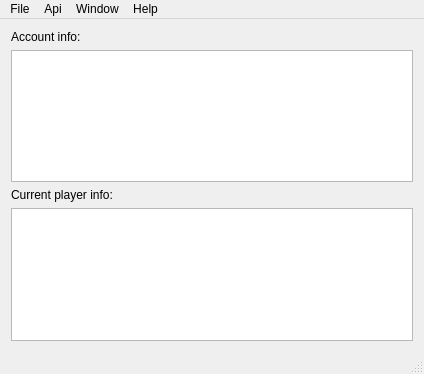
Before: the Qt Designer form gw2things/overview.ui in mkalte666/gw2things, drawn with Qt 5.
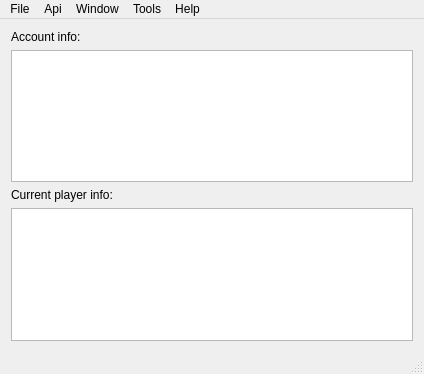
After: the same form once the commit is applied.

```diff
--- a/gw2things/overview.ui
+++ b/gw2things/overview.ui
@@ -76,9 +76,16 @@
      <string>Help</string>
     </property>
    </widget>
+   <widget class="QMenu" name="menuTools">
+    <property name="title">
+     <string>Tools</string>
+    </property>
+    <addaction name="actionManual_Query"/>
+   </widget>
    <addaction name="menuFile"/>
    <addaction name="menuApi"/>
    <addaction name="menuWindow"/>
+   <addaction name="menuTools"/>
    <addaction name="menuHelp"/>
   </widget>
   <widget class="QStatusBar" name="statusBar">
```
Left out of the diff: 47 changed lines with no effect on the pictures.
